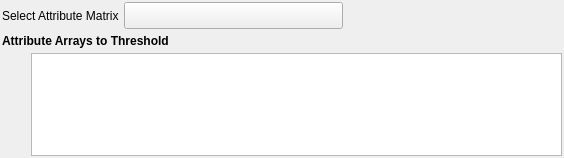
The window that Source/SVWidgetsLib/FilterParameterWidgets/UI_Files/ComparisonSelectionWidget.ui (BlueQuartzSoftware/SIMPL) describes before a commit, drawn with Qt 5.
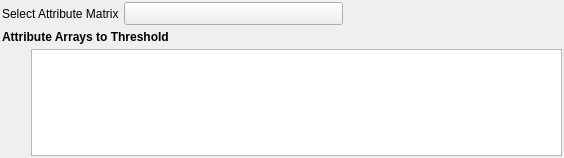
The same window after the commit. Icons and pictures are not drawn.

Commit message: Using QToolButtons instead of QPushButtons for certain filter parameter widgets, so that the arrow is on the right side.  QToolButton is the class you're supposed to use for a button that has a connected menu.

What changed in the file:
```diff
--- a/Source/SVWidgetsLib/FilterParameterWidgets/UI_Files/ComparisonSelectionWidget.ui
+++ b/Source/SVWidgetsLib/FilterParameterWidgets/UI_Files/ComparisonSelectionWidget.ui
@@ -211,38 +211,21 @@
       </widget>
      </item>
      <item>
-      <widget class="QPushButton" name="m_SelectedAttributeMatrixPath">
+      <widget class="QToolButton" name="m_SelectedAttributeMatrixPath">
        <property name="sizePolicy">
-        <sizepolicy hsizetype="Expanding" vsizetype="Preferred">
+        <sizepolicy hsizetype="Expanding" vsizetype="Fixed">
          <horstretch>0</horstretch>
          <verstretch>0</verstretch>
         </sizepolicy>
        </property>
-       <property name="maximumSize">
-        <size>
-         <width>16777215</width>
-         <height>16777215</height>
-        </size>
-       </property>
-       <property name="font">
-        <font>
-         <pointsize>12</pointsize>
-        </font>
-       </property>
        <property name="text">
         <string notr="true"/>
        </property>
-       <property name="iconSize">
-        <size>
-         <width>2</width>
-         <height>2</height>
-        </size>
+       <property name="popupMode">
+        <enum>QToolButton::InstantPopup</enum>
        </property>
-       <property name="shortcut">
-        <string>Ctrl+S</string>
-       </property>
-       <property name="flat">
-        <bool>false</bool>
+       <property name="toolButtonStyle">
+        <enum>Qt::ToolButtonTextBesideIcon</enum>
        </property>
       </widget>
      </item>
```
Left out of the diff: 2 changed lines with no effect on the pictures. The commit also changes 9 other files.
